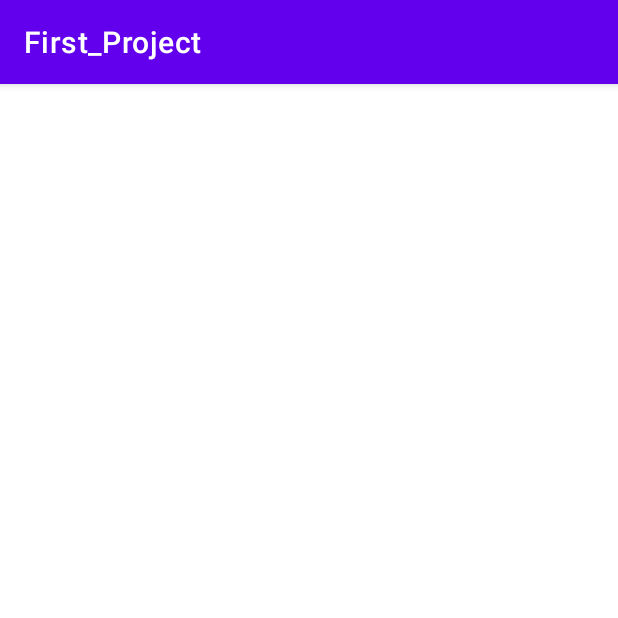
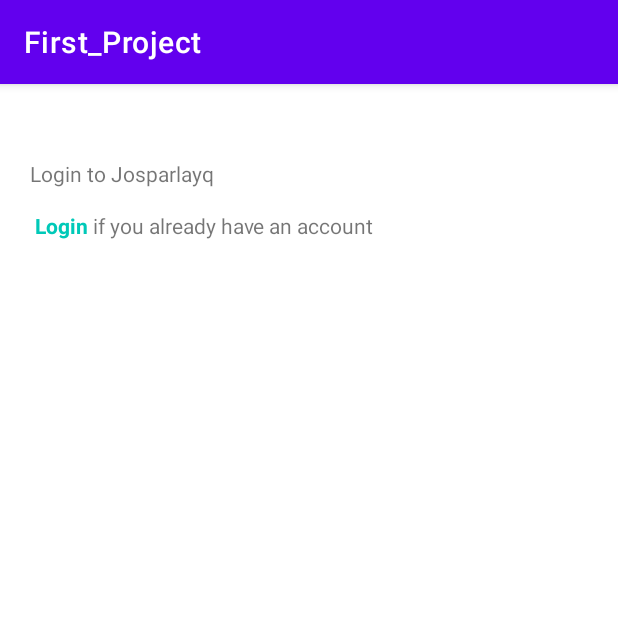
Before and after one commit to ainsag/First_Project, an Android app: the LoginActivity screen opened directly, with no data from a screen before it, on a phone screen of 412 x 824 dp, the top half of it. Run offline under Robolectric (Android 15) with nearby library versions, the phone set to English and light mode, and no system bars.

Commit message:
added font

```diff
--- a/app/src/main/res/layout/activity_login.xml
+++ b/app/src/main/res/layout/activity_login.xml
@@ -4,6 +4,27 @@
     xmlns:tools="http://schemas.android.com/tools"
     android:layout_width="match_parent"
     android:layout_height="match_parent"
-    tools:context=".LoginActivity">
+    tools:context=".LoginActivity"
+    android:padding="20dp">
+
+    <TextView
+        android:id="@+id/login_title"
+        android:layout_width="match_parent"
+        android:layout_height="wrap_content"
+        android:layout_marginTop="30dp"
+        android:text="@string/login_title"
+        app:layout_constraintEnd_toEndOf="parent"
+        app:layout_constraintTop_toTopOf="parent"
+        app:layout_constraintStart_toStartOf="parent"/>
+
+    <TextView
+        android:id="@+id/login_subtitle"
+        android:layout_width="match_parent"
+        android:layout_height="wrap_content"
+        android:layout_marginTop="15dp"
+        android:text="@string/login_subtitle"
+        app:layout_constraintStart_toStartOf="parent"
+        app:layout_constraintTop_toBottomOf="@id/login_title"/>
+
 
 </androidx.constraintlayout.widget.ConstraintLayout>
--- a/app/src/main/res/values/strings.xml
+++ b/app/src/main/res/values/strings.xml
@@ -1,3 +1,8 @@
 <resources>
     <string name="app_name">First_Project</string>
+    <string name="login_title">Login to Josparlayq</string>
+    <string name="login_subtitle">
+        <font color="#00C9B8"><b>Login</b></font>
+        if you already have an account
+    </string>
 </resources>
```
Also changed, not shown: app/src/main/res/font/Oswald-VariableFont_wght.ttf (added).
